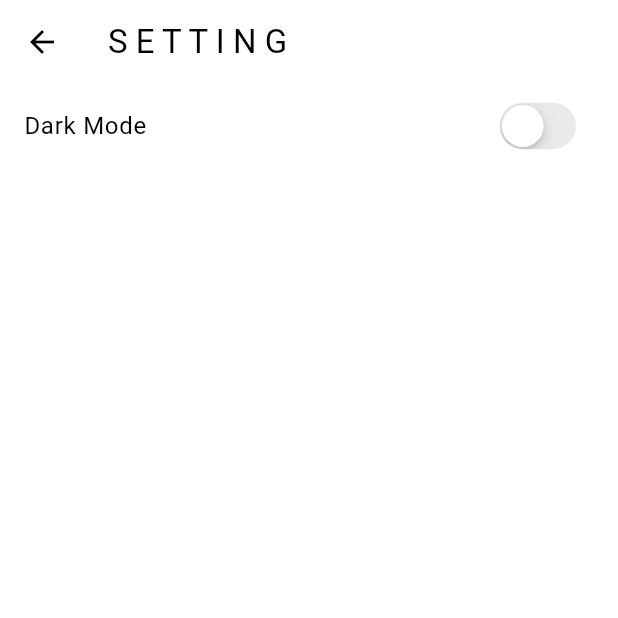
After one commit to PranjalPiya/Hamro-ChatApp, a Flutter app: the screen it shows once a user with an empty profile is signed in, in the side drawer, after a tap on "S E T T I N G", on a phone screen of 412 x 824 dp, the top half of it. The commit adds this screen. Run offline on Flutter 3.47's test engine with Material 3 defaults, Android fonts, the phone set to English and light mode, and no system bars; our stand-ins replace bloc, cloud_firestore, equatable, firebase_auth, firebase_core, flutter_bloc; accounts and stored records are empty; generated files the repository leaves out were written again.

Commit message:
update: implemented dark and light mode in the application.

```diff
--- a/lib/components/custom_textformfield.dart
+++ b/lib/components/custom_textformfield.dart
@@ -1,4 +1,8 @@
+import 'package:chatapp/theme/bloc/theme_cubit.dart';
+import 'package:chatapp/theme/dark_theme.dart';
 import 'package:flutter/material.dart';
+import 'package:flutter/services.dart';
+import 'package:flutter_bloc/flutter_bloc.dart';
 
 final focusNode = FocusNode();
 
@@ -18,6 +22,7 @@ class CustomTextFormField extends StatelessWidget {
 
   @override
   Widget build(BuildContext context) {
+    final bool isDarkMode = context.read<ThemeCubit>().currentTheme == darkMode;
     return Padding(
         padding: const EdgeInsets.symmetric(horizontal: 15),
         child: TextFormField(
@@ -25,24 +30,36 @@ class CustomTextFormField extends StatelessWidget {
           controller: controller,
           obscureText: obscure,
           validator: validator,
+          maxLines: null, // Allows the text field to expand vertically
+          minLines: 1, // Starts with a single line
+          keyboardType: TextInputType.multiline,
           onChanged: onChanged,
           decoration: InputDecoration(
             fillColor: Theme.of(context).colorScheme.secondary,
             filled: true,
             hintText: hintText,
-            hintStyle: TextStyle(color: Theme.of(context).colorScheme.primary),
+            hintStyle: TextStyle(
+                color: isDarkMode
+                    ? Theme.of(context).colorScheme.inversePrimary
+                    : Theme.of(context).colorScheme.primary),
             border: OutlineInputBorder(
                 borderRadius: BorderRadius.circular(10),
-                borderSide:
-                    BorderSide(color: Theme.of(context).colorScheme.tertiary)),
+                borderSide: BorderSide(
+                    color: isDarkMode
+                        ? Theme.of(context).colorScheme.inversePrimary
+                        : Theme.of(context).colorScheme.tertiary)),
             enabledBorder: OutlineInputBorder(
                 borderRadius: BorderRadius.circular(10),
-                borderSide:
-                    BorderSide(color: Theme.of(context).colorScheme.tertiary)),
+                borderSide: BorderSide(
+                    color: isDarkMode
+                        ? Theme.of(context).colorScheme.inversePrimary
+                        : Theme.of(context).colorScheme.tertiary)),
             focusedBorder: OutlineInputBorder(
                 borderRadius: BorderRadius.circular(10),
-                borderSide:
-                    BorderSide(color: Theme.of(context).colorScheme.primary)),
+                borderSide: BorderSide(
+                    color: isDarkMode
+                        ? Theme.of(context).colorScheme.inversePrimary
+                        : Theme.of(context).colorScheme.primary)),
           ),
         ));
   }
--- a/lib/components/drawer.dart
+++ b/lib/components/drawer.dart
@@ -1,4 +1,5 @@
 import 'package:chatapp/auth/auth_services.dart';
+import 'package:chatapp/presentation/settings/screens/setting_screen.dart';
 import 'package:flutter/material.dart';
 
 final authServices = AuthServices();
@@ -39,6 +40,8 @@ Widget appDrawer({BuildContext? context, void Function()? onTap}) {
               ),
             )),
         ListTile(
+          onTap: () => Navigator.of(context)
+              .push(MaterialPageRoute(builder: (_) => const SettingScreen())),
           title: Text(
             'S E T T I N G',
             style: TextStyle(
--- a/lib/main.dart
+++ b/lib/main.dart
@@ -5,6 +5,7 @@ import 'package:chatapp/auth/login_or_register.dart';
 import 'package:chatapp/firebase_options.dart';
 import 'package:chatapp/presentation/chats/bloc/chat_bloc.dart';
 import 'package:chatapp/presentation/chats/chat_services.dart';
+import 'package:chatapp/theme/bloc/theme_cubit.dart';
 import 'package:chatapp/theme/light_theme.dart';
 import 'package:firebase_core/firebase_core.dart';
 import 'package:flutter/material.dart';
@@ -30,11 +31,18 @@ class MyApp extends StatelessWidget {
         BlocProvider<ChatBloc>(
           create: (context) => ChatBloc(ChatServices()),
         ),
+        BlocProvider(
+          create: (context) => ThemeCubit(),
+        ),
       ],
-      child: MaterialApp(
-        title: 'Flutter Demo',
-        theme: lightMode,
-        home: const AuthCheck(),
+      child: BlocBuilder<ThemeCubit, bool>(
+        builder: (context, state) {
+          return MaterialApp(
+            title: 'Flutter Demo',
+            theme: context.read<ThemeCubit>().currentTheme,
+            home: const AuthCheck(),
+          );
+        },
       ),
     );
   }
--- /dev/null
+++ b/lib/presentation/settings/screens/setting_screen.dart
@@ -0,0 +1,34 @@
+import 'package:chatapp/theme/bloc/theme_cubit.dart';
+import 'package:flutter/cupertino.dart';
+import 'package:flutter/material.dart';
+import 'package:flutter_bloc/flutter_bloc.dart';
+
+class SettingScreen extends StatelessWidget {
+  const SettingScreen({super.key});
+
+  @override
+  Widget build(BuildContext context) {
+    return Scaffold(
+      appBar: AppBar(
+        title: const Text('S E T T I N G'),
+      ),
+      body: Column(
+        children: [
+          BlocBuilder<ThemeCubit, bool>(
+            builder: (context, state) {
+              return ListTile(
+                title: const Text('Dark Mode'),
+                trailing: CupertinoSwitch(
+                  value: context.watch<ThemeCubit>().state,
+                  onChanged: (value) {
+                    context.read<ThemeCubit>().toggleTheme();
+                  },
+                ),
+              );
+            },
+          )
+        ],
+      ),
+    );
+  }
+}
--- /dev/null
+++ b/lib/theme/bloc/theme_cubit.dart
@@ -0,0 +1,16 @@
+import 'package:chatapp/theme/dark_theme.dart';
+import 'package:chatapp/theme/light_theme.dart';
+import 'package:flutter_bloc/flutter_bloc.dart';
+import 'package:flutter/material.dart';
+
+class ThemeCubit extends Cubit<bool> {
+  // Initial state is light mode
+  ThemeCubit() : super(false); // Initial state is light mode (false)
+
+  static final ThemeData light = lightMode;
+  static final ThemeData dark = darkMode;
+
+  ThemeData get currentTheme => state ? dark : light;
+
+  void toggleTheme() => emit(!state); // Toggle between light and dark mode
+}
--- a/lib/theme/dark_theme.dart
+++ b/lib/theme/dark_theme.dart
@@ -1,10 +1,10 @@
 import 'package:flutter/material.dart';
 
 ThemeData darkMode = ThemeData(
-    colorScheme: ColorScheme.light(
-  background: Colors.grey.shade300,
-  primary: Colors.grey.shade500,
-  secondary: Colors.grey.shade200,
-  tertiary: Colors.white,
-  inversePrimary: Colors.grey.shade900,
+    colorScheme: ColorScheme.dark(
+  background: Colors.grey.shade900,
+  primary: Colors.grey.shade600,
+  secondary: Colors.grey.shade700,
+  tertiary: Colors.grey.shade800,
+  inversePrimary: Colors.grey.shade300,
 ));
```
Also changed, not shown: lib/presentation/chats/screens/chat_screen.dart (+83 -13 lines), lib/presentation/home_screen.dart (+6 -16 lines), pubspec.yaml (+7 -17 lines), pubspec.lock.
